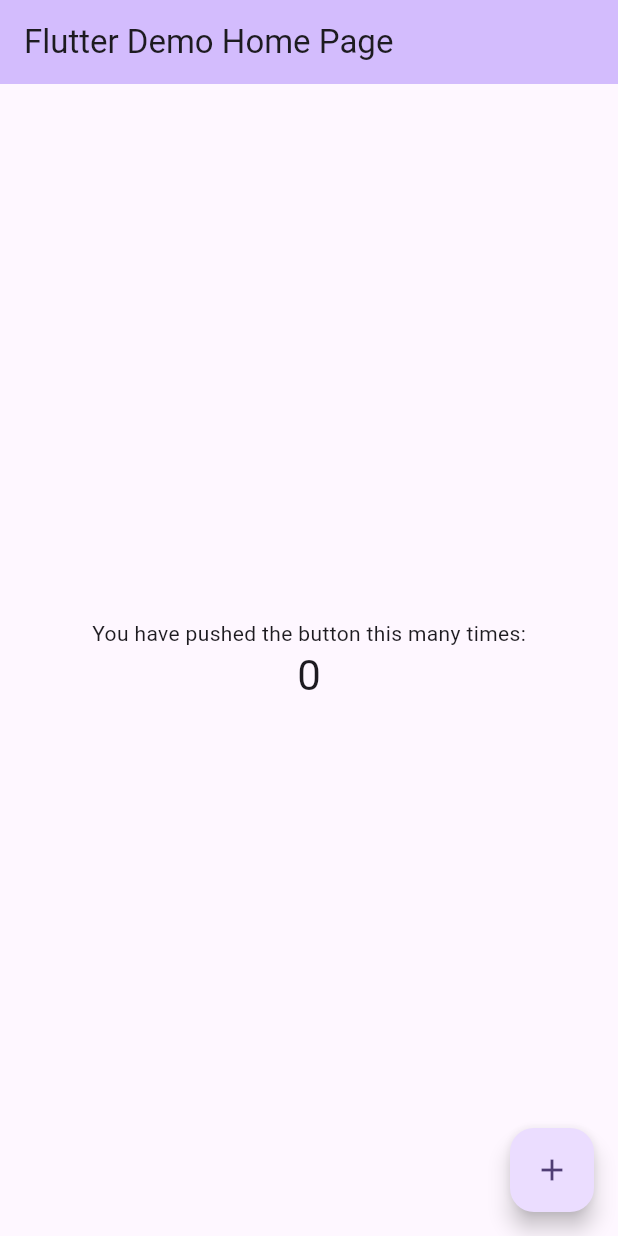
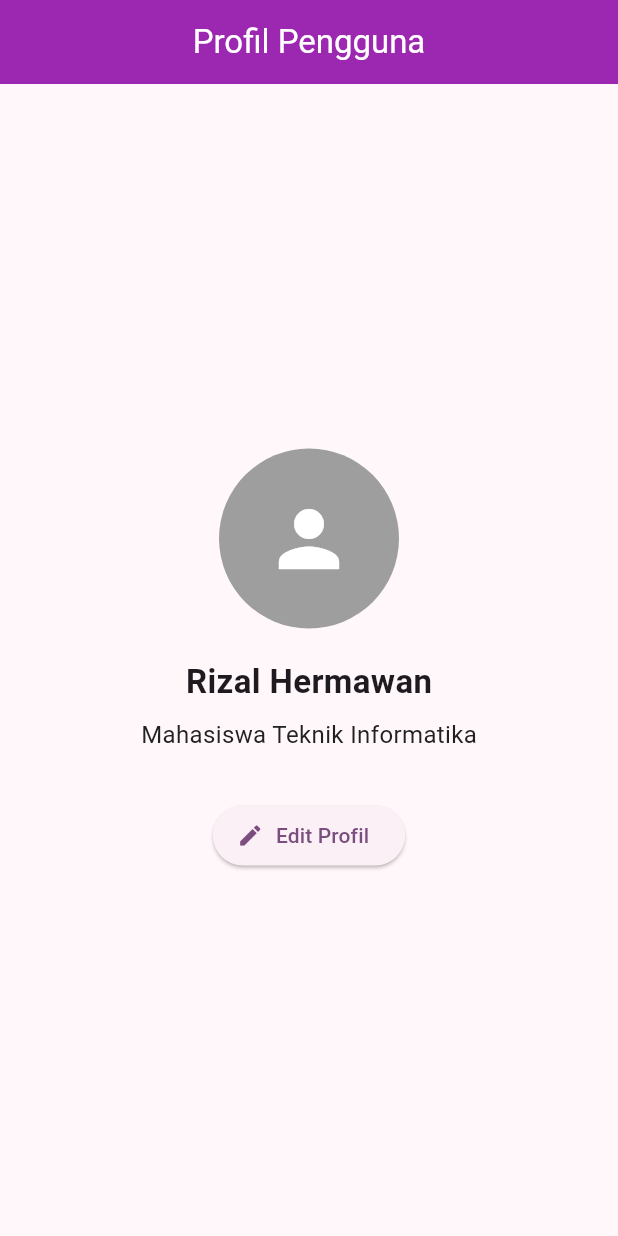
Before and after one commit to RizlH/Meet5-LayoutFlutter, a Flutter app: the screen it shows after launch, on a phone screen of 412 x 824 dp. Run offline on Flutter 3.47's test engine with Material 3 defaults, Android fonts, the phone set to English and light mode, and no system bars.

Commit message:
feat: create basic profile page structure with avatar and text

```diff
--- a/flutterlayout5/lib/main.dart
+++ b/flutterlayout5/lib/main.dart
@@ -1,121 +1,72 @@
 import 'package:flutter/material.dart';
 
 void main() {
-  runApp(const MyApp());
+  runApp(const MainApp());
 }
 
-class MyApp extends StatelessWidget {
-  const MyApp({super.key});
+class MainApp extends StatelessWidget {
+  const MainApp({super.key});
 
-  // This widget is the root of your application.
   @override
   Widget build(BuildContext context) {
     return MaterialApp(
-      title: 'Flutter Demo',
+      debugShowCheckedModeBanner: false,
+      title: 'Aplikasi Profil',
       theme: ThemeData(
-        // This is the theme of your application.
-        //
-        // TRY THIS: Try running your application with "flutter run". You'll see
-        // the application has a purple toolbar. Then, without quitting the app,
-        // try changing the seedColor in the colorScheme below to Colors.green
-        // and then invoke "hot reload" (save your changes or press the "hot
-        // reload" button in a Flutter-supported IDE, or press "r" if you used
-        // the command line to start the app).
-        //
-        // Notice that the counter didn't reset back to zero; the application
-        // state is not lost during the reload. To reset the state, use hot
-        // restart instead.
-        //
-        // This works for code too, not just values: Most code changes can be
-        // tested with just a hot reload.
-        colorScheme: .fromSeed(seedColor: Colors.deepPurple),
+        colorScheme: ColorScheme.fromSeed(seedColor: Colors.purple),
       ),
-      home: const MyHomePage(title: 'Flutter Demo Home Page'),
+
+      home: const ProfilePage(),
     );
   }
 }
 
-class MyHomePage extends StatefulWidget {
-  const MyHomePage({super.key, required this.title});
-
-  // This widget is the home page of your application. It is stateful, meaning
-  // that it has a State object (defined below) that contains fields that affect
-  // how it looks.
-
-  // This class is the configuration for the state. It holds the values (in this
-  // case the title) provided by the parent (in this case the App widget) and
-  // used by the build method of the State. Fields in a Widget subclass are
-  // always marked "final".
-
-  final String title;
-
-  @override
-  State<MyHomePage> createState() => _MyHomePageState();
-}
-
-class _MyHomePageState extends State<MyHomePage> {
-  int _counter = 0;
-
-  void _incrementCounter() {
-    setState(() {
-      // This call to setState tells the Flutter framework that something has
-      // changed in this State, which causes it to rerun the build method below
-      // so that the display can reflect the updated values. If we changed
-      // _counter without calling setState(), then the build method would not be
-      // called again, and so nothing would appear to happen.
-      _counter++;
-    });
-  }
+class ProfilePage extends StatelessWidget {
+  const ProfilePage({super.key});
 
   @override
   Widget build(BuildContext context) {
-    // This method is rerun every time setState is called, for instance as done
-    // by the _incrementCounter method above.
-    //
-    // The Flutter framework has been optimized to make rerunning build methods
-    // fast, so that you can just rebuild anything that needs updating rather
-    // than having to individually change instances of widgets.
     return Scaffold(
       appBar: AppBar(
-        // TRY THIS: Try changing the color here to a specific color (to
-        // Colors.amber, perhaps?) and trigger a hot reload to see the AppBar
-        // change color while the other colors stay the same.
-        backgroundColor: Theme.of(context).colorScheme.inversePrimary,
-        // Here we take the value from the MyHomePage object that was created by
-        // the App.build method, and use it to set our appbar title.
-        title: Text(widget.title),
+        title: const Text('Profil Pengguna'),
+        centerTitle: true,
+        backgroundColor: Colors.purple,
+        foregroundColor: Colors.white,
       ),
       body: Center(
-        // Center is a layout widget. It takes a single child and positions it
-        // in the middle of the parent.
         child: Column(
-          // Column is also a layout widget. It takes a list of children and
-          // arranges them vertically. By default, it sizes itself to fit its
-          // children horizontally, and tries to be as tall as its parent.
-          //
-          // Column has various properties to control how it sizes itself and
-          // how it positions its children. Here we use mainAxisAlignment to
-          // center the children vertically; the main axis here is the vertical
-          // axis because Columns are vertical (the cross axis would be
-          // horizontal).
-          //
-          // TRY THIS: Invoke "debug painting" (choose the "Toggle Debug Paint"
-          // action in the IDE, or press "p" in the console), to see the
-          // wireframe for each widget.
-          mainAxisAlignment: .center,
+          mainAxisAlignment: MainAxisAlignment.center,
           children: [
-            const Text('You have pushed the button this many times:'),
+            const CircleAvatar(
+              radius: 60,
+              backgroundColor: Colors.grey,
+              child: Icon(Icons.person, size: 60, color: Colors.white),
+            ),
+            const SizedBox(height: 20),
+            const Text(
+              'Rizal Hermawan',
+              style: TextStyle(
+                fontSize: 22,
+                fontWeight: FontWeight.bold,
+              ),
+            ),
+            const SizedBox(height: 8),
             Text(
-              '$_counter',
-              style: Theme.of(context).textTheme.headlineMedium,
+              'Mahasiswa Teknik Informatika',
+              style: TextStyle(
+                fontSize: 16,
+                color: Colors.grey[900],
+              ),
             ),
+            const SizedBox(height: 32),
+            // Tombol interaksi standar
+            ElevatedButton.icon(
+              onPressed: () {},
+              icon: const Icon(Icons.edit),
+              label: const Text('Edit Profil'),
+            )
           ],
         ),
-      ),
-      floatingActionButton: FloatingActionButton(
-        onPressed: _incrementCounter,
-        tooltip: 'Increment',
-        child: const Icon(Icons.add),
       ),
     );
   }
```
Also changed, not shown: 1 other file.
